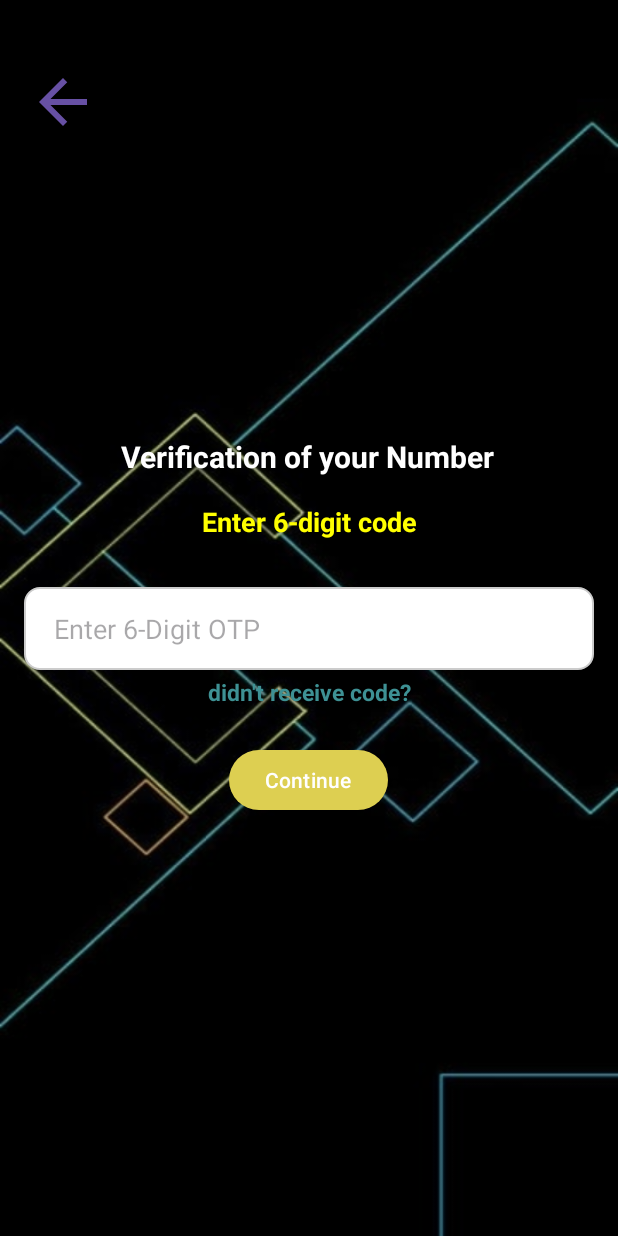
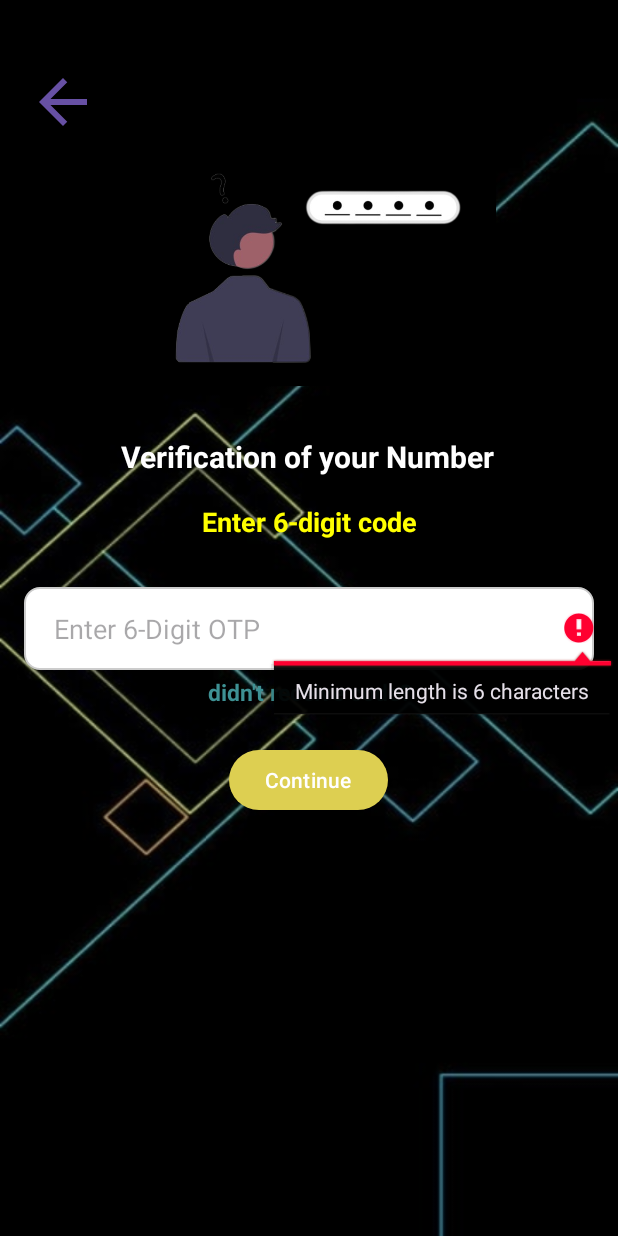
Before and after one commit to VirpalsinhChavda21/ChatNexus, an Android app: the Verification screen opened directly, with no data from a screen before it, after a tap on "Continue", on a phone screen of 412 x 824 dp. Run offline under Robolectric (Android 15) with nearby library versions, the phone set to English and light mode, and no system bars.

Commit message:
initial commit

```diff
--- a/app/src/main/java/com/virpalsinhchavda/chatnexus/Verification.kt
+++ b/app/src/main/java/com/virpalsinhchavda/chatnexus/Verification.kt
@@ -4,6 +4,8 @@ import android.content.Intent
 import android.graphics.Color
 import androidx.appcompat.app.AppCompatActivity
 import android.os.Bundle
+import android.text.Editable
+import android.text.TextWatcher
 import android.widget.Button
 import android.widget.EditText
 import android.widget.TextView
@@ -11,33 +13,30 @@ import android.widget.Toast
 import androidx.appcompat.app.AlertDialog
 
 class Verification : AppCompatActivity() {
+
     override fun onCreate(savedInstanceState: Bundle?) {
         super.onCreate(savedInstanceState)
         setContentView(R.layout.activity_verification)
 
-        // Reference the button
         val backArrowButton: Button = findViewById(R.id.backarrowbutton)
-        val otpEditText: EditText = findViewById(R.id.editTextnumber)
         val myButton: Button = findViewById(R.id.continue_button)
         val resendOtpTextView: TextView = findViewById(R.id.resendotp)
+        val editText: TextView = findViewById(R.id.editTextOTP)
 
         backArrowButton.setBackgroundResource(R.drawable.back)
         myButton.setBackgroundColor(Color.parseColor("#FFDDCF51"))
 
         myButton.setOnClickListener {
-            // Get the otp number from the EditText
-            val otpNumber = otpEditText.text.toString()
+            val inputText = editText.text.toString()
 
-            // Check if the otp number is not empty
-            if (otpNumber.isNotEmpty()) {
-                // If not empty, navigate to the username activity
+            if (inputText.length == 6) {
+                // If the input length is equal to 6, navigate to the next activity
                 navigateToUsernameActivity()
             } else {
-                // If empty, display an error message
-                Toast.makeText(this, "Please 6-Digit OTP code", Toast.LENGTH_SHORT).show()
+                // If the input length is less than 6, show an error message
+                editText.error = "Minimum length is 6 characters"
             }
         }
-
         // Set a click listener for the button
         backArrowButton.setOnClickListener {
             val intent = Intent(this, MainActivity::class.java)
@@ -49,6 +48,7 @@ class Verification : AppCompatActivity() {
             showResendOtp()
         }
     }
+
     private fun showResendOtp() {
         val builder = AlertDialog.Builder(this)
         builder.setTitle("Resend OTP")
--- a/app/src/main/res/layout/activity_main.xml
+++ b/app/src/main/res/layout/activity_main.xml
@@ -9,7 +9,6 @@
     android:orientation="vertical"
     android:padding="16dp"
     android:gravity="center">
-
 
     <ImageView
         android:id="@+id/logo"
@@ -48,6 +47,7 @@
         android:textColor="@color/black"
         android:inputType="number"
         android:maxLength="10"
+        android:minEms="10"
         android:paddingLeft="20dp"
         android:background="@drawable/rounded_edittext_background"
         app:layout_constraintStart_toStartOf="@+id/signup"
--- a/app/src/main/res/layout/activity_verification.xml
+++ b/app/src/main/res/layout/activity_verification.xml
@@ -8,6 +8,17 @@
     android:orientation="horizontal"
     android:padding="16dp"
     tools:context=".Verification">
+
+    <ImageView
+        android:layout_width="264dp"
+        android:layout_height="157dp"
+        android:src="@drawable/verify_otp"
+        app:layout_constraintBottom_toBottomOf="parent"
+        app:layout_constraintEnd_toEndOf="parent"
+        app:layout_constraintHorizontal_bias="0.55"
+        app:layout_constraintStart_toStartOf="parent"
+        app:layout_constraintTop_toTopOf="parent"
+        app:layout_constraintVertical_bias="0.132" />
 
     <Button
         android:id="@+id/backarrowbutton"
@@ -62,10 +73,10 @@
         android:focusable="true"
         app:layout_constraintEnd_toEndOf="parent"
         app:layout_constraintStart_toStartOf="parent"
-        app:layout_constraintTop_toBottomOf="@+id/editTextnumber" />
+        app:layout_constraintTop_toBottomOf="@+id/editTextOTP" />
 
     <EditText
-        android:id="@+id/editTextnumber"
+        android:id="@+id/editTextOTP"
         android:layout_width="match_parent"
         android:layout_height="55dp"
         android:layout_marginTop="56dp"
@@ -74,6 +85,7 @@
         android:paddingLeft="20dp"
         android:inputType="number"
         android:maxLength="6"
+        android:minEms="6"
         android:background="@drawable/rounded_edittext_background"
         app:layout_constraintStart_toStartOf="@+id/textcode"
         app:layout_constraintTop_toTopOf="@+id/textcode" />
--- a/app/src/main/res/values/colors.xml
+++ b/app/src/main/res/values/colors.xml
@@ -2,5 +2,4 @@
 <resources>
     <color name="black">#FF000000</color>
     <color name="white">#FFFFFFFF</color>
-    <color name="borderColor">#FF0000</color>
 </resources>
--- a/build.gradle
+++ b/build.gradle
@@ -1,4 +1,8 @@
-// Top-level build file where you can add configuration options common to all sub-projects/modules.
+buildscript {
+    dependencies {
+        classpath 'com.google.gms:google-services:4.3.14'
+    }
+}// Top-level build file where you can add configuration options common to all sub-projects/modules.
 plugins {
     id 'com.android.application' version '8.0.2' apply false
     id 'com.android.library' version '8.0.2' apply false
```
Also changed, not shown: app/build.gradle (+15 -0 lines), app/src/main/AndroidManifest.xml (+6 -1 lines), app/src/main/java/com/virpalsinhchavda/chatnexus/MainActivity.kt (+11 -8 lines), app/src/main/java/com/virpalsinhchavda/chatnexus/Username.kt (+42 -1 lines), app/src/main/res/drawable/border_imageview.xml (deleted, +0 -16 lines), app/src/main/res/layout/activity_username.xml (+9 -10 lines), app/src/main/res/drawable/verify_otp.png (added), 1 other file.
